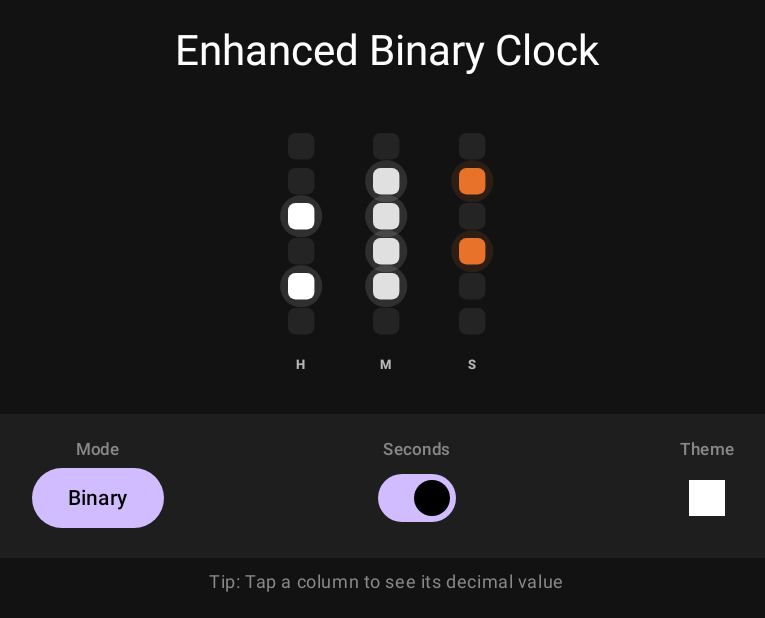
After one commit to dedio7/TableApp, an Android app built with Jetpack Compose: the composable ClockShowcase shown on its own in the app's theme, on a phone screen of 824 x 412 dp (held sideways). The commit adds this screen. Shown: the whole screen, without its empty margins (231-996 px from the left). Run offline under Robolectric (Android 15) with nearby library versions, the light colour scheme and no system bars.

Commit message:
New release

```diff
--- /dev/null
+++ b/app/src/main/java/com/example/tabletapp/clock/enhanced/ClockBit.kt
@@ -0,0 +1,47 @@
+package com.example.tabletapp.clock.enhanced
+
+import androidx.compose.animation.animateColorAsState
+import androidx.compose.animation.core.tween
+import androidx.compose.foundation.Canvas
+import androidx.compose.foundation.layout.size
+import androidx.compose.runtime.Composable
+import androidx.compose.runtime.getValue
+import androidx.compose.ui.Modifier
+import androidx.compose.ui.geometry.CornerRadius
+import androidx.compose.ui.geometry.Offset
+import androidx.compose.ui.geometry.Size
+import androidx.compose.ui.graphics.Color
+import androidx.compose.ui.platform.LocalDensity
+import androidx.compose.ui.unit.dp
+
+@Composable
+fun ClockBit(
+    isLit: Boolean,
+    baseColor: Color,
+    config: ClockConfig,
+    sizePx: Float
+) {
+    val color by animateColorAsState(
+        targetValue = if (isLit) baseColor else config.theme.dimColor,
+        animationSpec = tween(durationMillis = 400),
+        label = "bitColor"
+    )
+
+    val sizeDp = with(LocalDensity.current) { sizePx.toDp() }
+
+    Canvas(modifier = Modifier.size(sizeDp)) {
+        if (isLit) {
+            drawCircle(
+                color = baseColor.copy(alpha = config.theme.glowAlpha),
+                radius = sizePx * 0.8f,
+                center = Offset(sizePx / 2f, sizePx / 2f)
+            )
+        }
+
+        drawRoundRect(
+            color = color,
+            size = Size(sizePx, sizePx),
+            cornerRadius = CornerRadius(sizePx * config.theme.dotCornerRadiusRatio)
+        )
+    }
+}
--- /dev/null
+++ b/app/src/main/java/com/example/tabletapp/clock/enhanced/ClockColumn.kt
@@ -0,0 +1,64 @@
+package com.example.tabletapp.clock.enhanced
+
+import androidx.compose.foundation.layout.*
+import androidx.compose.material3.Text
+import androidx.compose.runtime.Composable
+import androidx.compose.ui.Alignment
+import androidx.compose.ui.Modifier
+import androidx.compose.ui.graphics.Color
+import androidx.compose.ui.platform.LocalDensity
+import androidx.compose.ui.text.font.FontWeight
+import androidx.compose.ui.unit.dp
+import androidx.compose.ui.unit.sp
+
+@Composable
+fun ClockColumnComponent(
+    column: ClockColumn,
+    config: ClockConfig,
+    showValue: Boolean,
+    dotSizePx: Float,
+    dotGapPx: Float
+) {
+    val baseColor = when (column.colorType) {
+        ColorType.NORMAL -> config.theme.litColor
+        ColorType.DIMMED -> config.theme.litColor.copy(alpha = 0.85f)
+        ColorType.ACCENT -> config.theme.accentColor
+    }
+
+    val density = LocalDensity.current
+    val dotSizeDp = with(density) { dotSizePx.toDp() }
+    val dotGapDp = with(density) { dotGapPx.toDp() }
+
+    Column(
+        horizontalAlignment = Alignment.CenterHorizontally,
+        verticalArrangement = Arrangement.Center,
+        modifier = Modifier.fillMaxHeight()
+    ) {
+        // Bits
+        for (bit in 0 until column.bits) {
+            val bitIndex = column.bits - 1 - bit
+            val isLit = (column.value shr bitIndex) and 1 == 1
+
+            ClockBit(
+                isLit = isLit,
+                baseColor = baseColor,
+                config = config,
+                sizePx = dotSizePx
+            )
+
+            if (bit < column.bits - 1) {
+                Spacer(modifier = Modifier.height(dotGapDp))
+            }
+        }
+
+        Spacer(modifier = Modifier.height(dotSizeDp * 0.5f))
+
+        // Label / Value
+        Text(
+            text = if (showValue) column.value.toString() else column.label,
+            color = config.theme.litColor.copy(alpha = 0.7f),
+            fontSize = with(density) { (dotSizePx * 0.5f).toSp() },
+            fontWeight = FontWeight.Bold
+        )
+    }
+}
--- /dev/null
+++ b/app/src/main/java/com/example/tabletapp/clock/enhanced/ClockLogic.kt
@@ -0,0 +1,47 @@
+package com.example.tabletapp.clock.enhanced
+
+import java.util.Calendar
+
+data class ClockColumn(
+    val label: String,
+    val value: Int,
+    val bits: Int = 6,
+    val colorType: ColorType = ColorType.NORMAL
+)
+
+enum class ColorType {
+    NORMAL,
+    DIMMED,
+    ACCENT
+}
+
+object ClockLogic {
+    fun getColumns(mode: ClockMode, showSeconds: Boolean): List<ClockColumn> {
+        val cal = Calendar.getInstance()
+        val h = cal.get(Calendar.HOUR_OF_DAY)
+        val m = cal.get(Calendar.MINUTE)
+        val s = cal.get(Calendar.SECOND)
+
+        return when (mode) {
+            ClockMode.BINARY -> {
+                mutableListOf<ClockColumn>().apply {
+                    add(ClockColumn("H", h, 6, ColorType.NORMAL))
+                    add(ClockColumn("M", m, 6, ColorType.DIMMED))
+                    if (showSeconds) add(ClockColumn("S", s, 6, ColorType.ACCENT))
+                }
+            }
+            ClockMode.BCD -> {
+                mutableListOf<ClockColumn>().apply {
+                    add(ClockColumn("H", h / 10, 4, ColorType.NORMAL))
+                    add(ClockColumn("h", h % 10, 4, ColorType.NORMAL))
+                    add(ClockColumn("M", m / 10, 4, ColorType.DIMMED))
+                    add(ClockColumn("m", m % 10, 4, ColorType.DIMMED))
+                    if (showSeconds) {
+                        add(ClockColumn("S", s / 10, 4, ColorType.ACCENT))
+                        add(ClockColumn("s", s % 10, 4, ColorType.ACCENT))
+                    }
+                }
+            }
+        }
+    }
+}
--- /dev/null
+++ b/app/src/main/java/com/example/tabletapp/clock/enhanced/ClockShowcase.kt
@@ -0,0 +1,97 @@
+package com.example.tabletapp.clock.enhanced
+
+import androidx.compose.foundation.background
+import androidx.compose.foundation.layout.*
+import androidx.compose.material3.*
+import androidx.compose.runtime.*
+import androidx.compose.ui.Alignment
+import androidx.compose.ui.Modifier
+import androidx.compose.ui.graphics.Color
+import androidx.compose.ui.unit.dp
+
+@Composable
+fun ClockShowcase() {
+    var mode by remember { mutableStateOf(ClockMode.BINARY) }
+    var showSeconds by remember { mutableStateOf(true) }
+    var useAccentTheme by remember { mutableStateOf(false) }
+
+    val theme = if (useAccentTheme) {
+        BinaryClockTheme(
+            litColor = Color(0xFF00E5FF), // Cyan
+            accentColor = Color(0xFFFF4081) // Pink
+        )
+    } else {
+        BinaryClockTheme() // Default
+    }
+
+    val config = ClockConfig(mode = mode, showSeconds = showSeconds, theme = theme)
+
+    Column(
+        modifier = Modifier
+            .fillMaxSize()
+            .background(Color(0xFF121212))
+            .padding(16.dp),
+        horizontalAlignment = Alignment.CenterHorizontally
+    ) {
+        Text(
+            "Enhanced Binary Clock",
+            style = MaterialTheme.typography.headlineMedium,
+            color = Color.White
+        )
+
+        Spacer(modifier = Modifier.height(32.dp))
+
+        // The Clock
+        Box(
+            modifier = Modifier
+                .weight(1f)
+                .fillMaxWidth()
+        ) {
+            EnhancedBinaryClock(config = config)
+        }
+
+        Spacer(modifier = Modifier.height(16.dp))
+
+        // Controls
+        Card(
+            colors = CardDefaults.cardColors(containerColor = Color(0xFF1E1E1E)),
+            modifier = Modifier.fillMaxWidth()
+        ) {
+            Row(
+                modifier = Modifier
+                    .padding(16.dp)
+                    .fillMaxWidth(),
+                horizontalArrangement = Arrangement.SpaceEvenly
+            ) {
+                Column(horizontalAlignment = Alignment.CenterHorizontally) {
+                    Text("Mode", color = Color.Gray, style = MaterialTheme.typography.labelSmall)
+                    Button(onClick = {
+                        mode = if (mode == ClockMode.BINARY) ClockMode.BCD else ClockMode.BINARY
+                    }) {
+                        Text(if (mode == ClockMode.BINARY) "Binary" else "BCD")
+                    }
+                }
+
+                Column(horizontalAlignment = Alignment.CenterHorizontally) {
+                    Text("Seconds", color = Color.Gray, style = MaterialTheme.typography.labelSmall)
+                    Switch(checked = showSeconds, onCheckedChange = { showSeconds = it })
+                }
+
+                Column(horizontalAlignment = Alignment.CenterHorizontally) {
+                    Text("Theme", color = Color.Gray, style = MaterialTheme.typography.labelSmall)
+                    IconButton(onClick = { useAccentTheme = !useAccentTheme }) {
+                        val color = if (useAccentTheme) Color(0xFF00E5FF) else Color.White
+                        Box(modifier = Modifier.size(24.dp).background(color))
+                    }
+                }
+            }
+        }
+
+        Text(
+            "Tip: Tap a column to see its decimal value",
+            style = MaterialTheme.typography.bodySmall,
+            color = Color.Gray,
+            modifier = Modifier.padding(top = 8.dp)
+        )
+    }
+}
--- /dev/null
+++ b/app/src/main/java/com/example/tabletapp/clock/enhanced/ClockState.kt
@@ -0,0 +1,22 @@
+package com.example.tabletapp.clock.enhanced
+
+import androidx.compose.ui.graphics.Color
+
+enum class ClockMode {
+    BINARY, // Pure binary (1 column per H/M/S)
+    BCD     // Binary Coded Decimal (2 columns per H/M/S)
+}
+
+data class BinaryClockTheme(
+    val litColor: Color = Color(0xFFFFFFFF),
+    val dimColor: Color = Color(0xFFFFFFFF).copy(alpha = 0.08f),
+    val accentColor: Color = Color(0xFFE8722A),
+    val glowAlpha: Float = 0.12f,
+    val dotCornerRadiusRatio: Float = 0.28f
+)
+
+data class ClockConfig(
+    val mode: ClockMode = ClockMode.BINARY,
+    val showSeconds: Boolean = true,
+    val theme: BinaryClockTheme = BinaryClockTheme()
+)
--- /dev/null
+++ b/app/src/main/java/com/example/tabletapp/clock/enhanced/EnhancedBinaryClock.kt
@@ -0,0 +1,81 @@
+package com.example.tabletapp.clock.enhanced
+
+import androidx.compose.foundation.clickable
+import androidx.compose.foundation.gestures.detectTapGestures
+import androidx.compose.foundation.layout.*
+import androidx.compose.runtime.*
+import androidx.compose.ui.Modifier
+import androidx.compose.ui.input.pointer.pointerInput
+import androidx.compose.ui.platform.LocalDensity
+import androidx.compose.ui.unit.dp
+import kotlinx.coroutines.delay
+
+@Composable
+fun EnhancedBinaryClock(
+    modifier: Modifier = Modifier,
+    config: ClockConfig = ClockConfig()
+) {
+    var columnsData by remember { mutableStateOf(ClockLogic.getColumns(config.mode, config.showSeconds)) }
+    var selectedColumnIndex by remember { mutableIntStateOf(-1) }
+
+    // Update clock every second
+    LaunchedEffect(config.mode, config.showSeconds) {
+        while (true) {
+            columnsData = ClockLogic.getColumns(config.mode, config.showSeconds)
+            delay(1000L)
+        }
+    }
+
+    // Auto-hide decimal value after selection
+    LaunchedEffect(selectedColumnIndex) {
+        if (selectedColumnIndex != -1) {
+            delay(3000L)
+            selectedColumnIndex = -1
+        }
+    }
+
+    BoxWithConstraints(modifier = modifier.fillMaxSize()) {
+        val width = constraints.maxWidth.toFloat()
+        val height = constraints.maxHeight.toFloat()
+
+        val columnCount = columnsData.size
+        val colSpacingRatio = if (config.mode == ClockMode.BCD) 0.02f else 0.05f
+        val colSpacingPx = width * colSpacingRatio
+
+        // Calculate dot size based on available space
+        val dotSizePx = ((width - colSpacingPx * (columnCount + 1)) / columnCount)
+            .coerceAtMost(height * 0.1f)
+        val dotGapPx = dotSizePx * 0.35f
+
+        val totalWPx = columnCount * dotSizePx + (columnCount - 1) * colSpacingPx
+        val startXPx = (width - totalWPx) / 2f
+
+        val density = LocalDensity.current
+
+        Row(
+            modifier = Modifier
+                .fillMaxSize()
+                .padding(horizontal = with(density) { (startXPx).toDp() }),
+            horizontalArrangement = Arrangement.spacedBy(with(density) { colSpacingPx.toDp() })
+        ) {
+            columnsData.forEachIndexed { colIdx, column ->
+                Box(
+                    modifier = Modifier
+                        .weight(1f)
+                        .fillMaxHeight()
+                        .pointerInput(Unit) {
+                            detectTapGestures { selectedColumnIndex = colIdx }
+                        }
+                ) {
+                    ClockColumnComponent(
+                        column = column,
+                        config = config,
+                        showValue = selectedColumnIndex == colIdx,
+                        dotSizePx = dotSizePx,
+                        dotGapPx = dotGapPx
+                    )
+                }
+            }
+        }
+    }
+}
--- a/app/src/main/java/com/example/tabletapp/ui/main/MainScreen.kt
+++ b/app/src/main/java/com/example/tabletapp/ui/main/MainScreen.kt
@@ -66,6 +66,8 @@ fun MainScreen(
     val clockTypeName by appSettings.clockType.collectAsStateWithLifecycle(initialValue = "FLIP")
     val clockColorLong by appSettings.clockColor.collectAsStateWithLifecycle(initialValue = 0xFFEEEEEEL)
     val showSeconds by appSettings.showSeconds.collectAsStateWithLifecycle(initialValue = true)
+    val binaryModeName by appSettings.binaryClockMode.collectAsStateWithLifecycle(initialValue = "BINARY")
+    val binaryThemeName by appSettings.binaryClockTheme.collectAsStateWithLifecycle(initialValue = "DEFAULT")
 
     // ── News settings ─────────────────────────────────────────────────────────
     val newsEnabled by appSettings.newsEnabled.collectAsStateWithLifecycle(initialValue = true)
@@ -180,7 +182,9 @@ fun MainScreen(
                             clockType = clockType,
                             modifier = Modifier.fillMaxSize(),
                             textColor = clockColor,
-                            showSeconds = showSeconds
+                            showSeconds = showSeconds,
+                            binaryMode = binaryModeName,
+                            binaryTheme = binaryThemeName
                         )
                     }
                 }
```
Also changed, not shown: app/src/main/java/com/example/tabletapp/clock/ClockFactory.kt (+22 -2 lines), app/src/main/java/com/example/tabletapp/settings/AppSettings.kt (+22 -0 lines), app/src/main/java/com/example/tabletapp/settings/SettingsPanel.kt (+85 -0 lines).
